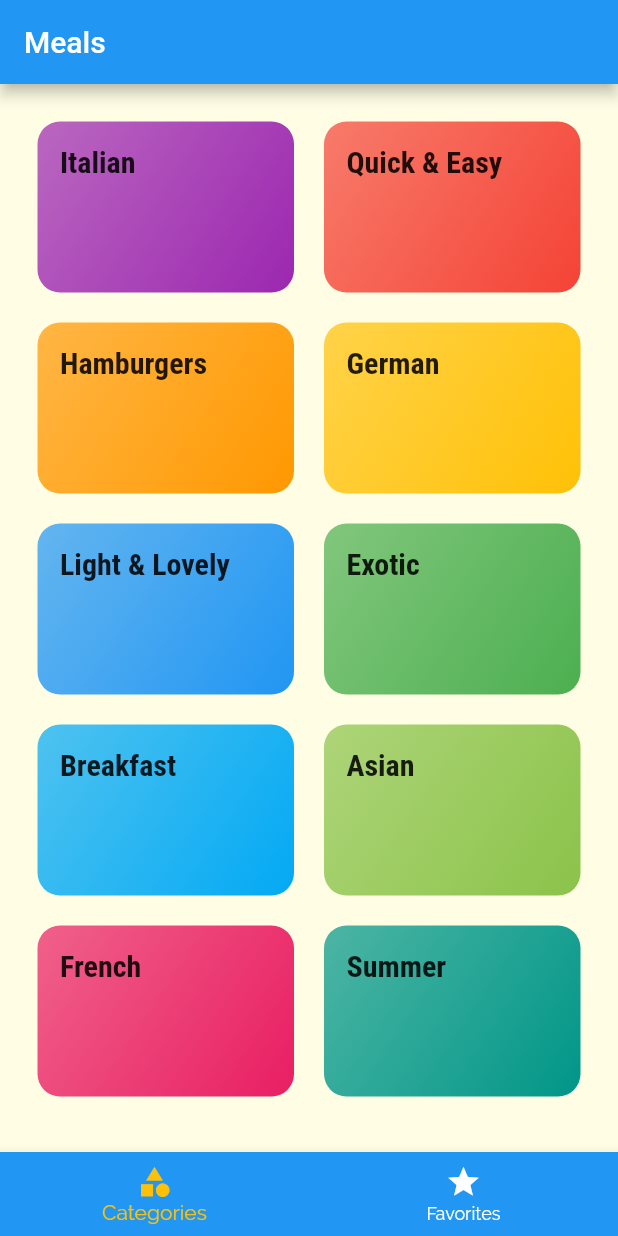
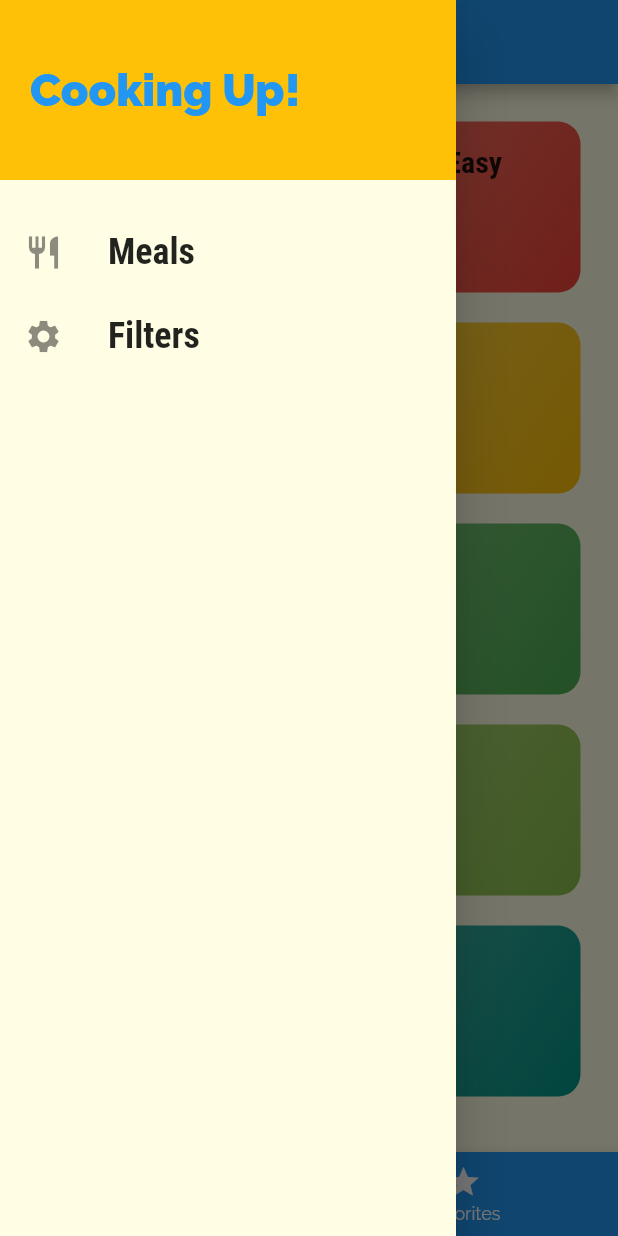
Before and after one commit to andremw96/simple-meals-app, a Flutter app: the screen it shows after launch, with the side drawer open (before the commit the screen has no drawer), on a phone screen of 412 x 824 dp. Run offline on Flutter 3.47's test engine with Material 2 defaults, Android fonts, the phone set to English and light mode, and no system bars.

Commit message:
add drawer

```diff
--- a/lib/main.dart
+++ b/lib/main.dart
@@ -1,6 +1,7 @@
 import 'dart:ui';
 
 import 'package:flutter/material.dart';
+import 'package:meals_app/screens/filters_screen.dart';
 import 'package:meals_app/screens/meal_detail_scren.dart';
 import 'package:meals_app/screens/tabs_screen.dart';
 import 'screens/categories_screen.dart';
@@ -52,6 +53,7 @@ class MyApp extends StatelessWidget {
       routes: {
         CategoryMealsScreen.routeName: (context) => const CategoryMealsScreen(),
         MealDetailScreen.routeName: (context) => const MealDetailScreen(),
+        FiltersScreen.routename: (context) => const FiltersScreen(),
       },
       onUnknownRoute: (settings) {
         return MaterialPageRoute(
--- /dev/null
+++ b/lib/screens/filters_screen.dart
@@ -0,0 +1,25 @@
+import 'package:flutter/material.dart';
+import 'package:flutter/src/foundation/key.dart';
+import 'package:flutter/src/widgets/framework.dart';
+import 'package:meals_app/widgets/main_drawer.dart';
+
+class FiltersScreen extends StatelessWidget {
+  static const routename = "/filters";
+
+  const FiltersScreen({Key? key}) : super(key: key);
+
+  @override
+  Widget build(BuildContext context) {
+    return Scaffold(
+      drawer: const MainDrawer(),
+      appBar: AppBar(
+        title: const Text(
+          "Your Filters",
+        ),
+      ),
+      body: const Center(
+        child: Text("Filters"),
+      ),
+    );
+  }
+}
--- a/lib/screens/tabs_screen.dart
+++ b/lib/screens/tabs_screen.dart
@@ -1,6 +1,7 @@
 import 'package:flutter/material.dart';
 import 'package:meals_app/screens/categories_screen.dart';
 import 'package:meals_app/screens/favorites_screen.dart';
+import 'package:meals_app/widgets/main_drawer.dart';
 
 class TabScreen extends StatefulWidget {
   const TabScreen({Key? key}) : super(key: key);
@@ -29,6 +30,7 @@ class _TabScreenState extends State<TabScreen> {
       appBar: AppBar(
         title: const Text("Meals"),
       ),
+      drawer: const MainDrawer(),
       body: _pages[_selectedPage],
       bottomNavigationBar: BottomNavigationBar(
         onTap: _selectPage,
--- /dev/null
+++ b/lib/widgets/main_drawer.dart
@@ -0,0 +1,68 @@
+import 'package:flutter/material.dart';
+import 'package:meals_app/screens/filters_screen.dart';
+
+class MainDrawer extends StatelessWidget {
+  const MainDrawer({Key? key}) : super(key: key);
+
+  Widget buildListTile(String title, IconData icon, VoidCallback tapHandler) {
+    return ListTile(
+      leading: Icon(
+        icon,
+        size: 26,
+      ),
+      title: Text(
+        title,
+        style: const TextStyle(
+          fontFamily: "RobotoCondensed",
+          fontSize: 24,
+          fontWeight: FontWeight.bold,
+        ),
+      ),
+      onTap: tapHandler,
+    );
+  }
+
+  @override
+  Widget build(BuildContext context) {
+    return Drawer(
+      child: Column(
+        children: [
+          Container(
+            height: 120,
+            width: double.infinity,
+            padding: const EdgeInsets.all(20),
+            alignment: Alignment.centerLeft,
+            color: Theme.of(context).accentColor,
+            child: Text(
+              "Cooking Up!",
+              style: TextStyle(
+                fontWeight: FontWeight.w900,
+                fontSize: 30,
+                color: Theme.of(context).primaryColor,
+              ),
+            ),
+          ),
+          const SizedBox(
+            height: 20,
+          ),
+          buildListTile(
+            "Meals",
+            Icons.restaurant,
+            () {
+              Navigator.of(context).pushReplacementNamed("/");
+            },
+          ),
+          buildListTile(
+            "Filters",
+            Icons.settings,
+            () {
+              Navigator.of(context).pushReplacementNamed(
+                FiltersScreen.routename,
+              );
+            },
+          ),
+        ],
+      ),
+    );
+  }
+}
```
